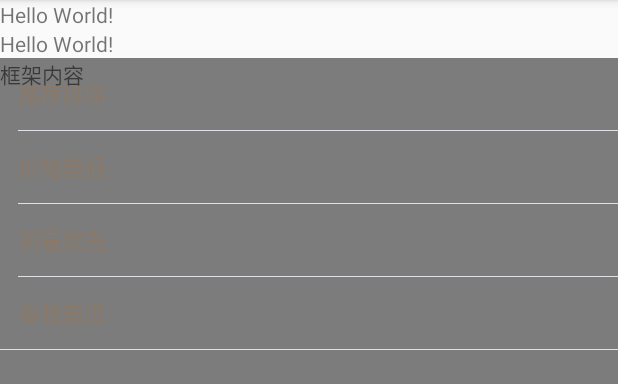
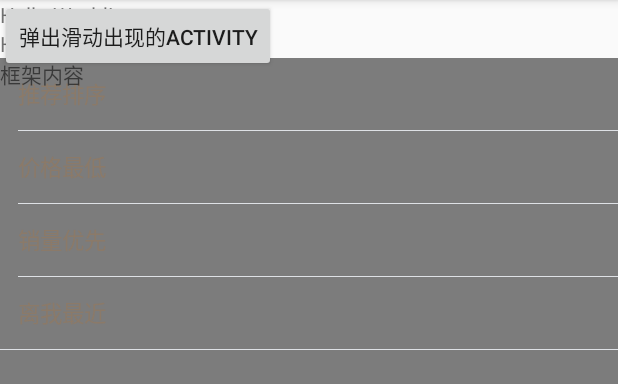
Before and after one commit to cslongjian/android_customview, an Android app: the screen it shows after launch (MainActivity), on a phone screen of 412 x 824 dp, the part 84-468 px from its top. Run offline under Robolectric (Android 15) with nearby library versions, the phone set to English and light mode, and no system bars.

Commit message:
自定义底部滑出效果activitydemo

```diff
--- a/YCF_customView/app/src/main/AndroidManifest.xml
+++ b/YCF_customView/app/src/main/AndroidManifest.xml
@@ -15,6 +15,11 @@
                 <category android:name="android.intent.category.LAUNCHER" />
             </intent-filter>
         </activity>
+
+        <activity android:name=".DialogActivity"
+            android:theme="@style/MyDialogStyleBottom">
+
+        </activity>
     </application>
 
 </manifest>
--- a/YCF_customView/app/src/main/java/com/example/chenlongjian/ycf_customview/MainActivity.java
+++ b/YCF_customView/app/src/main/java/com/example/chenlongjian/ycf_customview/MainActivity.java
@@ -1,14 +1,19 @@
 package com.example.chenlongjian.ycf_customview;
 
+import android.content.Intent;
 import android.support.v7.app.AppCompatActivity;
 import android.os.Bundle;
 import android.view.View;
+import android.widget.Button;
 
 import com.example.chenlongjian.ycf_customview.widget.DateChooseLayout;
 
 public class MainActivity extends AppCompatActivity implements DateChooseLayout.OnItemChooseListener {
 
     private DateChooseLayout dateChooseLayout;
+
+    private Button mBtn;
+
 
     @Override
     protected void onCreate(Bundle savedInstanceState) {
@@ -17,6 +22,16 @@ public class MainActivity extends AppCompatActivity implements DateChooseLayout.
 //        dateChooseLayout = (DateChooseLayout)findViewById(R.id.choose_date);
 //        dateChooseLayout.setOnItemChooseListener(this);
 //        dateChooseLayout.setSaveChooseFlag(true);
+
+        mBtn = (Button) findViewById(R.id.btn);
+        mBtn.setOnClickListener(new View.OnClickListener() {
+            @Override
+            public void onClick(View v) {
+                Intent intent = new Intent(getBaseContext(),DialogActivity.class);
+                startActivity(intent);
+            }
+        });
+
     }
 
     @Override
--- /dev/null
+++ b/YCF_customView/app/src/main/res/anim/push_bottom_in.xml
@@ -0,0 +1,10 @@
+<?xml version="1.0" encoding="utf-8"?>
+<!-- 上下滑入式 -->
+<set xmlns:android="http://schemas.android.com/apk/res/android" >
+
+  <translate
+      android:duration="200"
+      android:fromYDelta="100%p"
+      android:toYDelta="0"
+      />
+</set>
--- /dev/null
+++ b/YCF_customView/app/src/main/res/anim/push_bottom_out.xml
@@ -0,0 +1,10 @@
+<?xml version="1.0" encoding="utf-8"?>
+<!-- 上下滑出式 -->
+<set xmlns:android="http://schemas.android.com/apk/res/android" >
+
+
+  <translate
+      android:duration="200"
+      android:fromYDelta="0"
+      android:toYDelta="50%p" />
+</set>
--- a/YCF_customView/app/src/main/res/layout/activity_main.xml
+++ b/YCF_customView/app/src/main/res/layout/activity_main.xml
@@ -5,6 +5,12 @@
     android:layout_height="match_parent"
     tools:context="com.example.chenlongjian.ycf_customview.MainActivity">
 
+
+    <Button
+        android:id="@+id/btn"
+        android:layout_width="wrap_content"
+        android:layout_height="wrap_content"
+        android:text="弹出滑动出现的ACtivity"/>
     <TextView
         android:id="@+id/text"
         android:layout_width="wrap_content"
--- a/YCF_customView/app/src/main/res/values/styles.xml
+++ b/YCF_customView/app/src/main/res/values/styles.xml
@@ -5,4 +5,34 @@
         <!-- Customize your theme here. -->
     </style>
 
+    <style name="Theme.Transparent" parent="android:Theme.Translucent.NoTitleBar">
+        <item name="android:backgroundDimEnabled">true</item>
+        <item name="android:windowNoTitle">true</item>
+        <item name="android:windowBackground">@android:color/transparent</item>
+        <item name="android:windowIsTranslucent">true</item>
+        <item name="android:windowAnimationStyle">@style/AnimBottom</item>
+        <item name="android:windowContentOverlay">@null</item>
+    </style>
+
+    <style name="AnimBottom" parent="@android:style/Animation">
+        <item name="android:windowEnterAnimation">@anim/push_bottom_in</item>
+        <item name="android:windowExitAnimation">@anim/push_bottom_out</item>
+    </style>
+
+    <style name="MyDialogStyleBottom" parent="android:Theme.Dialog">
+        <item name="android:windowAnimationStyle">@style/AnimBottom</item>
+        <item name="android:windowFrame">@null</item>
+        ;!-- 边框 -->
+        <item name="android:windowIsFloating">true</item>
+        ;!-- 是否浮现在activity之上 -->
+        <item name="android:windowIsTranslucent">true</item>
+        ;!-- 半透明 -->
+        <item name="android:windowNoTitle">true</item>
+        ;!-- 无标题 -->
+        <item name="android:windowBackground">@android:color/transparent</item>
+        ;!-- 背景透明 -->
+        <item name="android:backgroundDimEnabled">true</item>
+        ;!-- 模糊 -->
+    </style>
+
 </resources>
```
Also changed, not shown: YCF_customView/app/src/main/java/com/example/chenlongjian/ycf_customview/DialogActivity.java (added, +37 -0 lines), YCF_customView/app/src/main/res/layout/activity_dialog.xml (added, +17 -0 lines).
